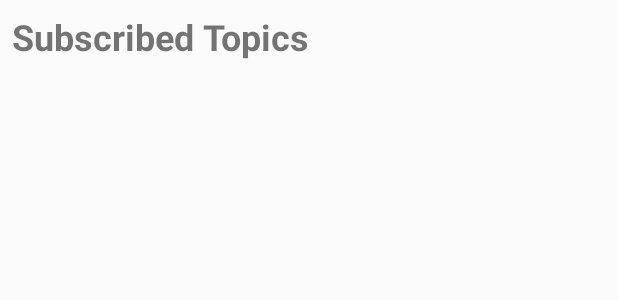
After one commit to ihilal/Noisy, an Android app: the layout activity_subscribed_topics.xml on its own in the app's theme, with its tools: preview values and no code run, on a phone screen of 412 x 824 dp. The commit adds this screen. Shown: the top 300 px of the screen. Run offline under Robolectric (Android 15) with nearby library versions, the phone set to English and light mode, and no system bars.

Commit message:
subscribe multiple topics, not finished

```diff
--- a/app/src/main/java/com/example/readsensors/PubSub.java
+++ b/app/src/main/java/com/example/readsensors/PubSub.java
@@ -95,7 +95,7 @@ public class PubSub {
     public Set<WebLink> discover(String query) throws RuntimeException, IOException {
 
         Request discover = Request.newGet();
-        discover.getOptions().setUriPath(".well-known/core" + query);
+        discover.getOptions().setUriPath(".well-known/core?" + query);
 
         CoapClient client = new CoapClient(scheme, this.getHost(), this.getPort());
         client.setTimeout(this.timeout);
--- /dev/null
+++ b/app/src/main/res/layout/activity_subscribed_topics.xml
@@ -0,0 +1,39 @@
+<?xml version="1.0" encoding="utf-8"?>
+<android.support.constraint.ConstraintLayout xmlns:android="http://schemas.android.com/apk/res/android"
+    xmlns:app="http://schemas.android.com/apk/res-auto"
+    xmlns:tools="http://schemas.android.com/tools"
+    android:layout_width="match_parent"
+    android:layout_height="match_parent"
+    tools:context=".SubscribedTopics">
+
+    <ListView
+        android:id="@+id/sublist"
+        android:layout_width="0dp"
+        android:layout_height="0dp"
+        android:layout_marginStart="8dp"
+        android:layout_marginLeft="8dp"
+        android:layout_marginTop="8dp"
+        android:layout_marginEnd="8dp"
+        android:layout_marginRight="8dp"
+        android:layout_marginBottom="8dp"
+        app:layout_constraintBottom_toBottomOf="parent"
+        app:layout_constraintEnd_toEndOf="parent"
+        app:layout_constraintStart_toStartOf="parent"
+        app:layout_constraintTop_toBottomOf="@+id/textView2" />
+
+    <TextView
+        android:id="@+id/textView2"
+        android:layout_width="0dp"
+        android:layout_height="wrap_content"
+        android:layout_marginStart="8dp"
+        android:layout_marginLeft="8dp"
+        android:layout_marginTop="8dp"
+        android:layout_marginEnd="8dp"
+        android:layout_marginRight="8dp"
+        android:text="Subscribed Topics"
+        android:textSize="24sp"
+        android:textStyle="bold"
+        app:layout_constraintEnd_toEndOf="parent"
+        app:layout_constraintStart_toStartOf="parent"
+        app:layout_constraintTop_toTopOf="parent" />
+</android.support.constraint.ConstraintLayout>
```
Also changed, not shown: app/src/main/AndroidManifest.xml (+5 -8 lines), app/src/main/java/com/example/readsensors/DataArraySub.java (added, +34 -0 lines), app/src/main/java/com/example/readsensors/SubscribeActivity.java (+8 -4 lines), app/src/main/java/com/example/readsensors/SubscribedTopics.java (added, +52 -0 lines).
